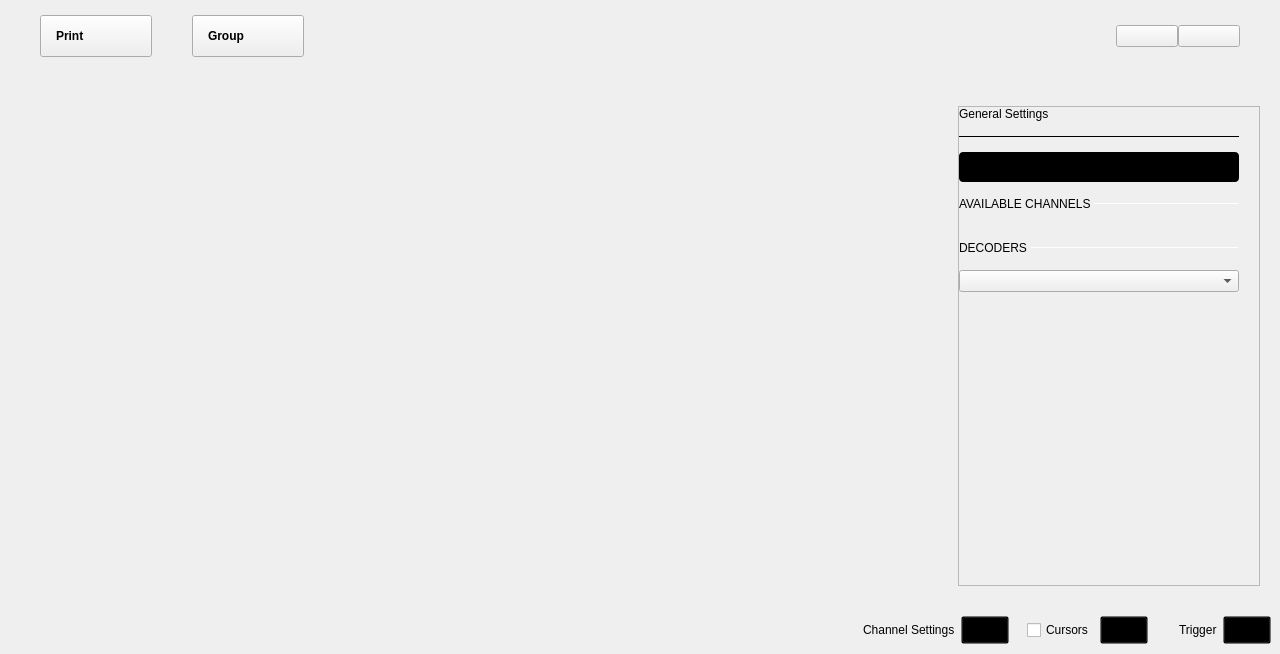
Above: ui/logic_analyzer.ui from analogdevicesinc/scopy before the change. Below: the same form after it.
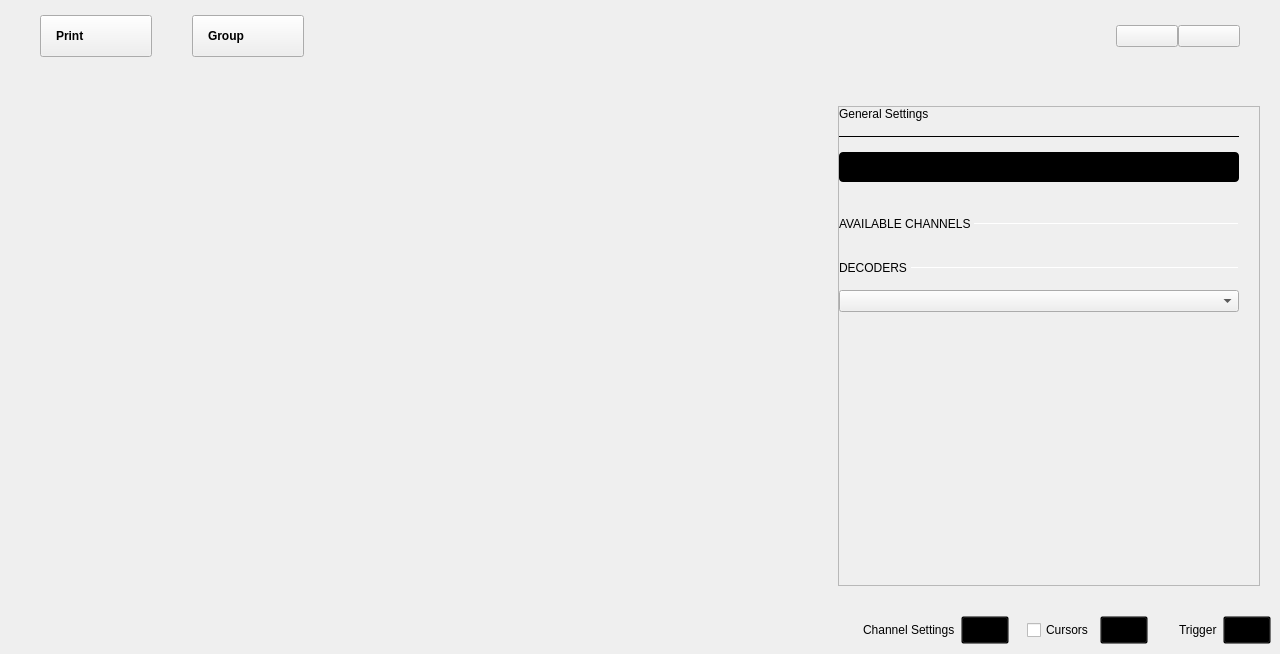
That is the form after the change. The open tabs and pages were chosen to show the change. Icons and pictures are not drawn. Custom widgets are drawn as their Qt base class.

Commit message: Logic Analyzer: Fix bad view of settings menu.

```diff
--- a/ui/logic_analyzer.ui
+++ b/ui/logic_analyzer.ui
@@ -1352,7 +1352,7 @@
                      <rect>
                       <x>0</x>
                       <y>0</y>
-                      <width>319</width>
+                      <width>420</width>
                       <height>472</height>
                      </rect>
                     </property>
@@ -1419,12 +1419,27 @@
                      </item>
                      <item>
                       <widget class="adiscope::CustomSwitch" name="btnStreamOneShot">
+                       <property name="sizePolicy">
+                        <sizepolicy hsizetype="Preferred" vsizetype="Fixed">
+                         <horstretch>0</horstretch>
+                         <verstretch>0</verstretch>
+                        </sizepolicy>
+                       </property>
+                       <property name="maximumSize">
+                        <size>
+                         <width>400</width>
+                         <height>30</height>
+                        </size>
+                       </property>
+                       <property name="layoutDirection">
+                        <enum>Qt::LeftToRight</enum>
+                       </property>
                        <property name="styleSheet">
                         <string notr="true">QPushButton {
 min-height: 30px;
 max-height: 30px;
-min-width: 280px;
-max-width: 280px;
+min-width: 400px;
+max-width: 400px;
 background-color: black;
 border-radius: 4px;
 }
@@ -1436,8 +1451,8 @@
 QWidget#handle {
 min-height: 30px;
 max-height: 30px;
-min-width: 142px;
-max-width: 142px;
+min-width: 200px;
+max-width: 200px;
 background-color: #4a64ff;
 border-radius: 2px;
 }
@@ -1456,8 +1471,8 @@
 margin-top: 0px;
 min-height:30px;
 max-height:30px;
-min-width:140px;
-max-width:140px;
+min-width:200px;
+max-width:200px;
 qproperty-alignment: AlignCenter AlignCenter;
 margin-left: 0px;
 color: white;
@@ -1471,9 +1486,9 @@
 margin-top: 0px;
 min-height:30px;
 max-height:30px;
-min-width:140px;
-max-width:140px;
-margin-left: 140px;
+min-width:200px;
+max-width:200px;
+margin-left: 200px;
 color: white;
 qproperty-alignment: AlignCenter AlignCenter;
 }
@@ -1503,6 +1518,22 @@
                        </property>
                       </widget>
                      </item>
+                     <item>
+                      <spacer name="horizontalSpacer">
+                       <property name="orientation">
+                        <enum>Qt::Horizontal</enum>
+                       </property>
+                       <property name="sizeType">
+                        <enum>QSizePolicy::Fixed</enum>
+                       </property>
+                       <property name="sizeHint" stdset="0">
+                        <size>
+                         <width>400</width>
+                         <height>20</height>
+                        </size>
+                       </property>
+                      </spacer>
+                     </item>
                      <item>
                       <layout class="QHBoxLayout" name="subTitleLayout">
                        <property name="spacing">
```
Left out of the diff: 2 changed lines with no effect on the pictures. The commit also changes 1 other file.
